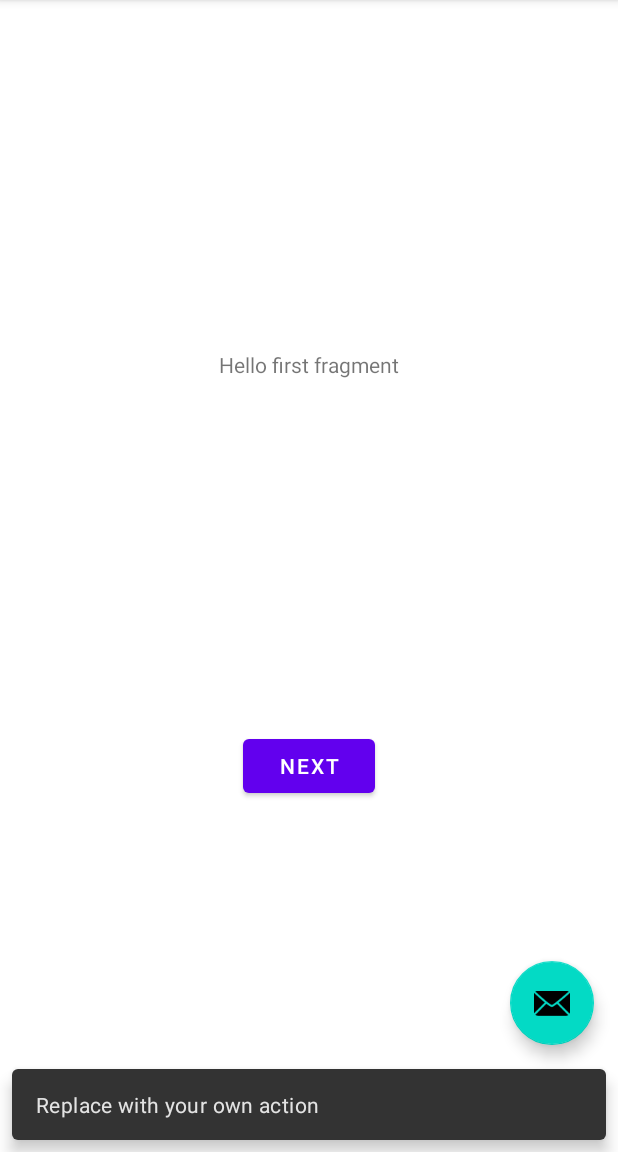
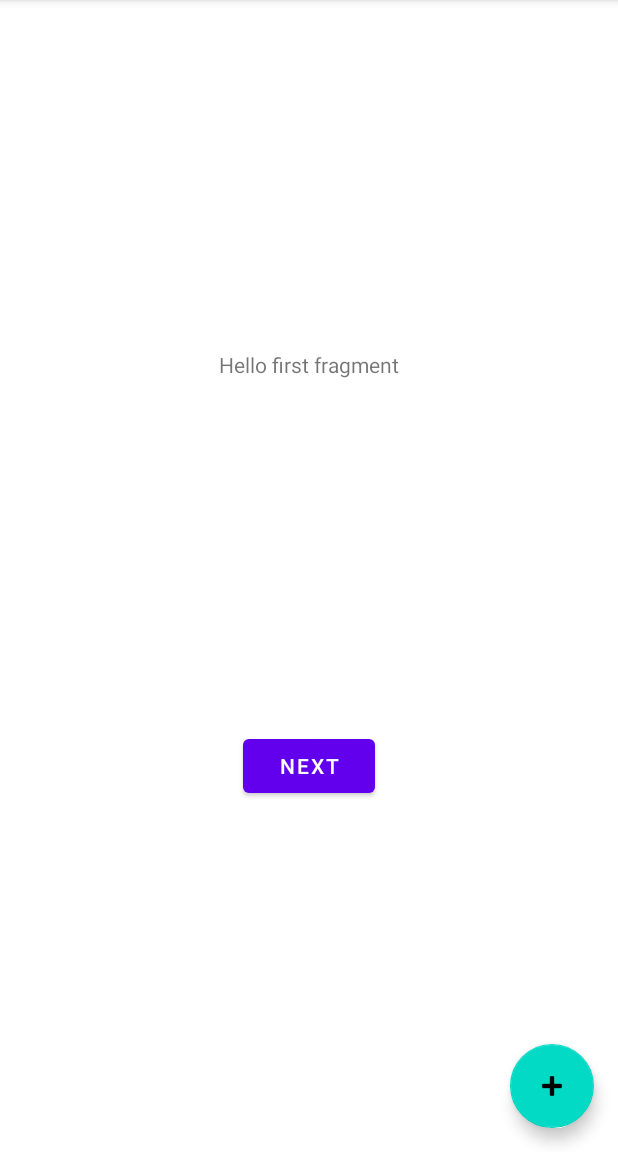
Before and after one commit to Fi0x/RolePlayBanking, an Android app: the screen it shows after launch (AccountSelectionActivity), after a tap on an icon or button, on a phone screen of 412 x 824 dp, the part 84-1236 px from its top. Run offline under Robolectric (Android 15) with nearby library versions, the phone set to English and light mode, and no system bars.

Commit message:
Updated views

```diff
--- a/app/src/main/java/com/example/roleplaybanking/AccountOverviewActivity.java
+++ b/app/src/main/java/com/example/roleplaybanking/AccountOverviewActivity.java
@@ -16,7 +16,7 @@ public class AccountOverviewActivity extends AppCompatActivity {
     @Override
     protected void onCreate(Bundle savedInstanceState) {
         super.onCreate(savedInstanceState);
-        setContentView(R.layout.activity_account_selection);
+        setContentView(R.layout.activity_account_overview);
         Toolbar toolbar = findViewById(R.id.toolbar);
         setSupportActionBar(toolbar);
 
@@ -24,8 +24,7 @@ public class AccountOverviewActivity extends AppCompatActivity {
         fab.setOnClickListener(new View.OnClickListener() {
             @Override
             public void onClick(View view) {
-                Snackbar.make(view, "Replace with your own action", Snackbar.LENGTH_LONG)
-                        .setAction("Action", null).show();
+                //TODO: Open popup to send money
             }
         });
     }
--- a/app/src/main/java/com/example/roleplaybanking/AccountSelectionActivity.java
+++ b/app/src/main/java/com/example/roleplaybanking/AccountSelectionActivity.java
@@ -26,8 +26,7 @@ public class AccountSelectionActivity extends AppCompatActivity {
         fab.setOnClickListener(new View.OnClickListener() {
             @Override
             public void onClick(View view) {
-                Snackbar.make(view, "Replace with your own action", Snackbar.LENGTH_LONG)
-                        .setAction("Action", null).show();
+                //TODO: Open popup to create new account
             }
         });
     }
--- a/app/src/main/java/com/example/roleplaybanking/ContactsActivity.java
+++ b/app/src/main/java/com/example/roleplaybanking/ContactsActivity.java
@@ -16,7 +16,7 @@ public class ContactsActivity extends AppCompatActivity {
     @Override
     protected void onCreate(Bundle savedInstanceState) {
         super.onCreate(savedInstanceState);
-        setContentView(R.layout.activity_account_selection);
+        setContentView(R.layout.activity_contacts);
         Toolbar toolbar = findViewById(R.id.toolbar);
         setSupportActionBar(toolbar);
 
--- a/app/src/main/java/com/example/roleplaybanking/SettingsActivity.java
+++ b/app/src/main/java/com/example/roleplaybanking/SettingsActivity.java
@@ -16,7 +16,7 @@ public class SettingsActivity extends AppCompatActivity {
     @Override
     protected void onCreate(Bundle savedInstanceState) {
         super.onCreate(savedInstanceState);
-        setContentView(R.layout.activity_account_selection);
+        setContentView(R.layout.activity_settings);
         Toolbar toolbar = findViewById(R.id.toolbar);
         setSupportActionBar(toolbar);
 
--- a/app/src/main/res/layout/activity_account_overview.xml
+++ b/app/src/main/res/layout/activity_account_overview.xml
@@ -20,7 +20,7 @@
 
     </com.google.android.material.appbar.AppBarLayout>
 
-    <include layout="@layout/content_main" />
+    <include layout="@layout/content_main" /> <!-- TODO: Replace with list of previous transactions -->
 
     <com.google.android.material.floatingactionbutton.FloatingActionButton
         android:id="@+id/fab"
@@ -28,6 +28,6 @@
         android:layout_height="wrap_content"
         android:layout_gravity="bottom|end"
         android:layout_margin="@dimen/fab_margin"
-        app:srcCompat="@android:drawable/ic_dialog_email" />
+        app:srcCompat="@android:drawable/ic_menu_send" />
 
 </androidx.coordinatorlayout.widget.CoordinatorLayout>
--- a/app/src/main/res/layout/activity_account_selection.xml
+++ b/app/src/main/res/layout/activity_account_selection.xml
@@ -20,7 +20,7 @@
 
     </com.google.android.material.appbar.AppBarLayout>
 
-    <include layout="@layout/content_main" />
+    <include layout="@layout/content_main" /> <!-- TODO: Replace with list of all current accounts -->
 
     <com.google.android.material.floatingactionbutton.FloatingActionButton
         android:id="@+id/fab"
@@ -28,6 +28,6 @@
         android:layout_height="wrap_content"
         android:layout_gravity="bottom|end"
         android:layout_margin="@dimen/fab_margin"
-        app:srcCompat="@android:drawable/ic_dialog_email" />
+        app:srcCompat="@android:drawable/ic_input_add" />
 
 </androidx.coordinatorlayout.widget.CoordinatorLayout>
--- a/app/src/main/res/layout/activity_contacts.xml
+++ b/app/src/main/res/layout/activity_contacts.xml
@@ -20,7 +20,7 @@
 
     </com.google.android.material.appbar.AppBarLayout>
 
-    <include layout="@layout/content_main" />
+    <include layout="@layout/content_main" /> <!-- TODO: Replace with list of all contacts -->
 
     <com.google.android.material.floatingactionbutton.FloatingActionButton
         android:id="@+id/fab"
@@ -28,6 +28,6 @@
         android:layout_height="wrap_content"
         android:layout_gravity="bottom|end"
         android:layout_margin="@dimen/fab_margin"
-        app:srcCompat="@android:drawable/ic_dialog_email" />
+        app:srcCompat="@android:drawable/ic_input_add" />
 
 </androidx.coordinatorlayout.widget.CoordinatorLayout>
--- a/app/src/main/res/layout/activity_settings.xml
+++ b/app/src/main/res/layout/activity_settings.xml
@@ -20,7 +20,7 @@
 
     </com.google.android.material.appbar.AppBarLayout>
 
-    <include layout="@layout/content_main" />
+    <include layout="@layout/content_main" /> <!-- TODO: Replace with settings -->
 
     <com.google.android.material.floatingactionbutton.FloatingActionButton
         android:id="@+id/fab"
```
